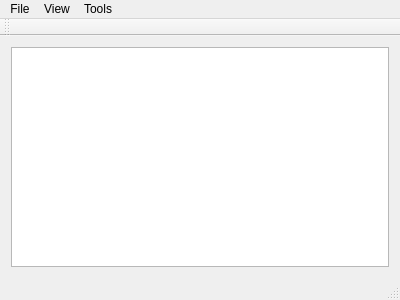
The window that mainwindow.ui (allenck/ESP_Config) describes before a commit, drawn with Qt 5.
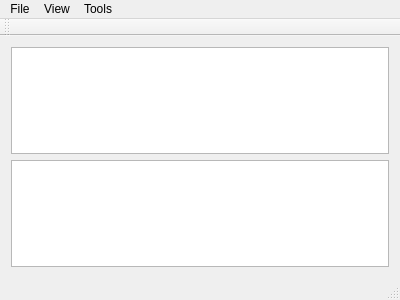
The same window after the commit.

Commit message: add list components action

Patch:
```diff
--- a/mainwindow.ui
+++ b/mainwindow.ui
@@ -15,6 +15,9 @@
   </property>
   <widget class="QWidget" name="centralWidget">
    <layout class="QVBoxLayout" name="verticalLayout">
+    <item>
+     <widget class="QTextEdit" name="textEdit"/>
+    </item>
     <item>
      <widget class="QTableView" name="tv1"/>
     </item>
```
Left out of the diff: 6 changed lines with no effect on the pictures. The commit also changes 2 other files.
